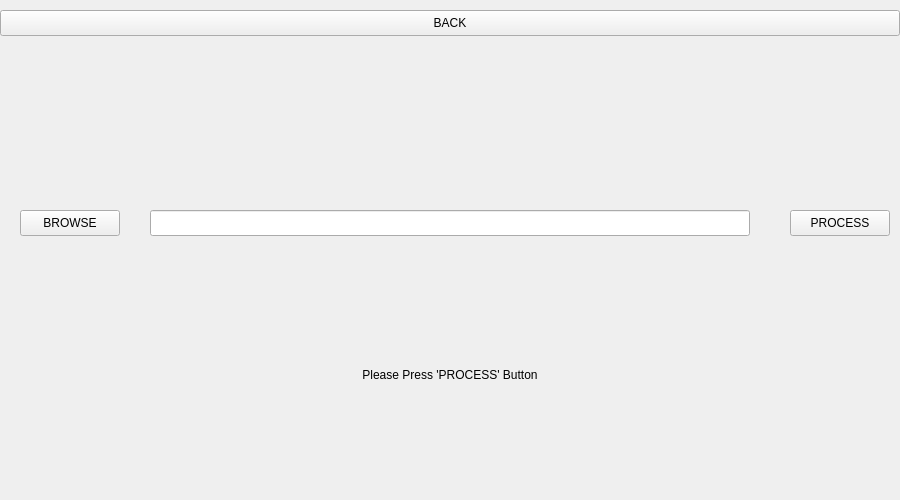
The window that client/salient_object_detectionW/process_multiple_page.ui (Acytoo/salient-object-detection) describes before a commit, drawn with Qt 5.
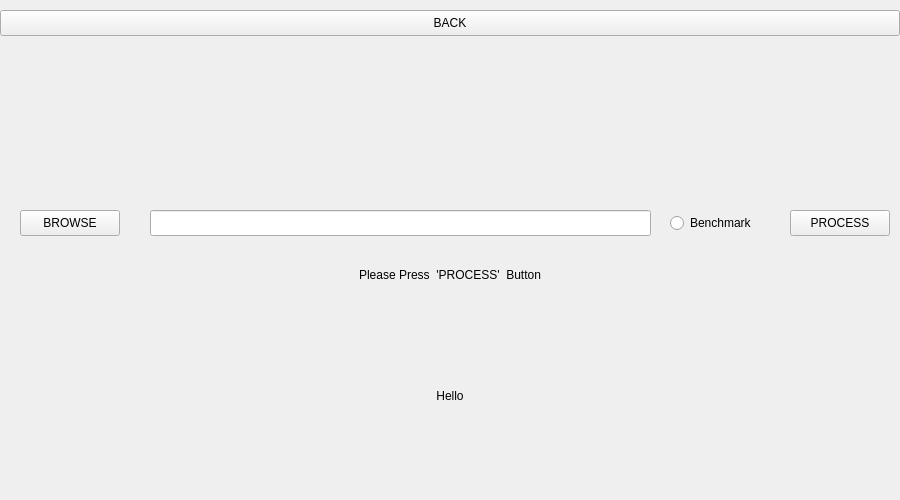
The same window after the commit. Icons and pictures are not drawn.

Commit message: average precision

What changed in the file:
```diff
--- a/client/salient_object_detectionW/process_multiple_page.ui
+++ b/client/salient_object_detectionW/process_multiple_page.ui
@@ -98,7 +98,7 @@
           <rect>
             <x>150</x>
             <y>210</y>
-            <width>600</width>
+      <width>501</width>
             <height>26</height>
           </rect>
         </property>
@@ -113,13 +113,42 @@
         <property name="geometry">
           <rect>
             <x>0</x>
-            <y>360</y>
+      <y>260</y>
             <width>900</width>
             <height>30</height>
           </rect>
         </property>
         <property name="text">
-          <string>Please Press 'PROCESS' Button</string>
+     <string>Please Press  'PROCESS'  Button</string>
+    </property>
+    <property name="alignment">
+     <set>Qt::AlignCenter</set>
+    </property>
+   </widget>
+   <widget class="QRadioButton" name="radio_benchmark">
+    <property name="geometry">
+     <rect>
+      <x>670</x>
+      <y>210</y>
+      <width>108</width>
+      <height>26</height>
+     </rect>
+    </property>
+    <property name="text">
+     <string>Benchmark</string>
+    </property>
+   </widget>
+   <widget class="QLabel" name="label_precision">
+    <property name="geometry">
+     <rect>
+      <x>0</x>
+      <y>340</y>
+      <width>900</width>
+      <height>111</height>
+     </rect>
+    </property>
+    <property name="text">
+     <string>Hello</string>
         </property>
         <property name="alignment">
           <set>Qt::AlignCenter</set>
```
Lines whose indentation alone changed are shown as unchanged. The commit also changes 4 other files.
